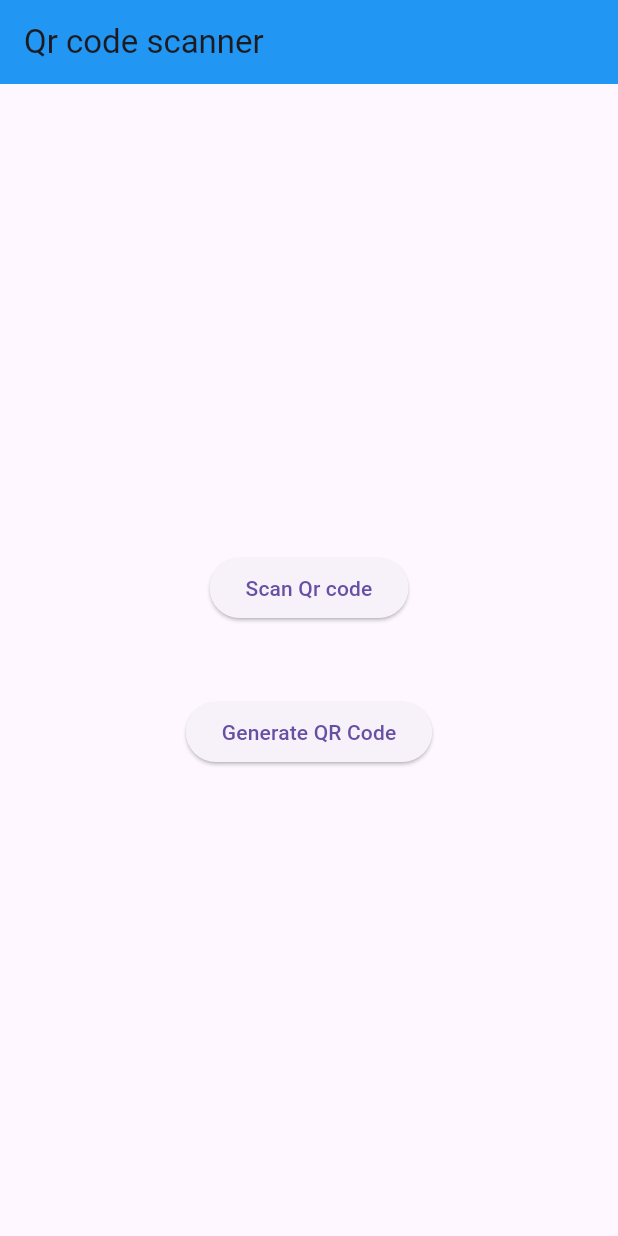
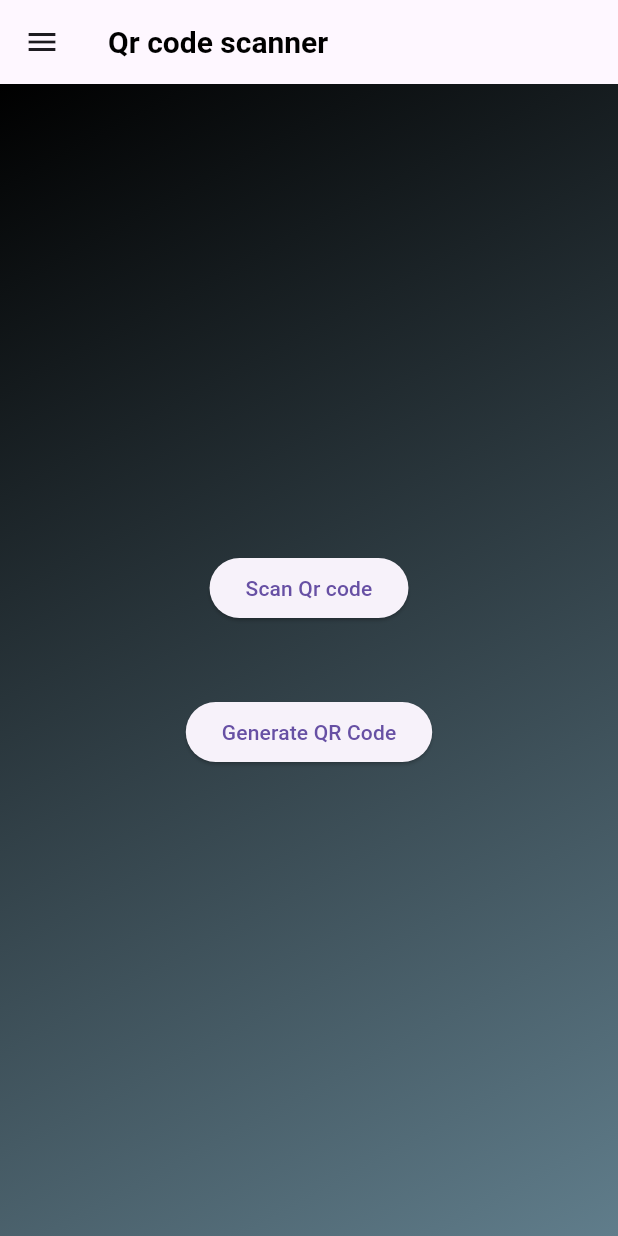
Before and after one commit to a1bx/Haux_Huntr, a Flutter app: the screen it shows after launch, on a phone screen of 412 x 824 dp. Run offline on Flutter 3.47's test engine with Material 3 defaults, Android fonts, the light colour scheme and no system bars; our stand-ins replace qr_flutter; missing offline and left inert: flutter_barcode_scanner.

Commit message:
ui update

```diff
--- a/analysis_options.yaml
+++ b/analysis_options.yaml
@@ -7,7 +7,6 @@
 
 # The following line activates a set of recommended lints for Flutter apps,
 # packages, and plugins designed to encourage good coding practices.
-include: package:flutter_lints/flutter.yaml
 
 linter:
   # The lint rules applied to this project can be customized in the
--- a/lib/main.dart
+++ b/lib/main.dart
@@ -7,9 +7,8 @@ void main() {
 }
 
 class MyApp extends StatelessWidget {
-  const MyApp({super.key});
+  const MyApp({Key? key}) : super(key: key);
 
-  // This widget is the root of your application.
   @override
   Widget build(BuildContext context) {
     return MaterialApp(
@@ -19,8 +18,9 @@ class MyApp extends StatelessWidget {
     );
   }
 }
+
 class Homepage extends StatefulWidget {
-  const Homepage({super.key});
+  const Homepage({Key? key}) : super(key: key);
 
   @override
   State<Homepage> createState() => _HomepageState();
@@ -29,23 +29,80 @@ class Homepage extends StatefulWidget {
 class _HomepageState extends State<Homepage> {
   @override
   Widget build(BuildContext context) {
-    return  Scaffold(
-      appBar: AppBar(title: Text('Qr code scanner'),backgroundColor:Colors.blue,),
-      body: Center(
+    return Scaffold(
+      appBar: AppBar(
+        title: Text(
+          'Qr code scanner',
+          style: TextStyle(
+            fontSize: 20.0,
+            fontWeight: FontWeight.bold,
+            color: Colors.black,
+          ),
+        ),
+        backgroundColor: Colors.transparent,
+        elevation: 0, // removes the shadow
+      ),
+      body: Container(
+        decoration: BoxDecoration(
+          gradient: LinearGradient(
+            begin: Alignment.topLeft,
+            end: Alignment.bottomRight,
+            colors: [Colors.black, Colors.blueGrey],
+          ),
+        ),
+        child: Center(
           child: Column(
             mainAxisAlignment: MainAxisAlignment.center,
             children: [
-            ElevatedButton(onPressed: (){
+              ElevatedButton(
+                onPressed: () {
                   setState(() {
-                Navigator.of(context).push(MaterialPageRoute(builder: (context)=>ScanQRCode()));
+                    Navigator.of(context).push(
+                      MaterialPageRoute(builder: (context) => ScanQRCode()),
+                    );
                   });
-            }, child: Text('Scan Qr code')),
-            SizedBox(height:48,),
-            ElevatedButton(onPressed: (){
+                },
+                child: Text('Scan Qr code'),
+              ),
+              SizedBox(height: 48),
+              ElevatedButton(
+                onPressed: () {
                   setState(() {
-                Navigator.of(context).push(MaterialPageRoute(builder:(context)=>GenerateQRCode()));
+                    Navigator.of(context).push(
+                      MaterialPageRoute(builder: (context) => GenerateQRCode()),
+                    );
                   });
-            }, child: Text('Generate QR Code'))
+                },
+                child: Text('Generate QR Code'),
+              )
+            ],
+          ),
+        ),
+      ),
+      drawer: Drawer(
+        child: ListView(
+          padding: EdgeInsets.zero,
+          children: [
+            DrawerHeader(
+              decoration: BoxDecoration(
+                color: Colors.blueGrey,
+              ),
+              child: Text(
+                'Menu',
+                style: TextStyle(
+                  color: Colors.white70,
+                  fontSize: 24,
+                ),
+              ),
+            ),
+            ListTile(
+              title: Text('History'),
+              onTap: () {},
+            ),
+            ListTile(
+              title: Text('Log out'),
+              onTap: () {},
+            ),
           ],
         ),
       ),
```
Lines whose indentation alone changed are shown as unchanged.
